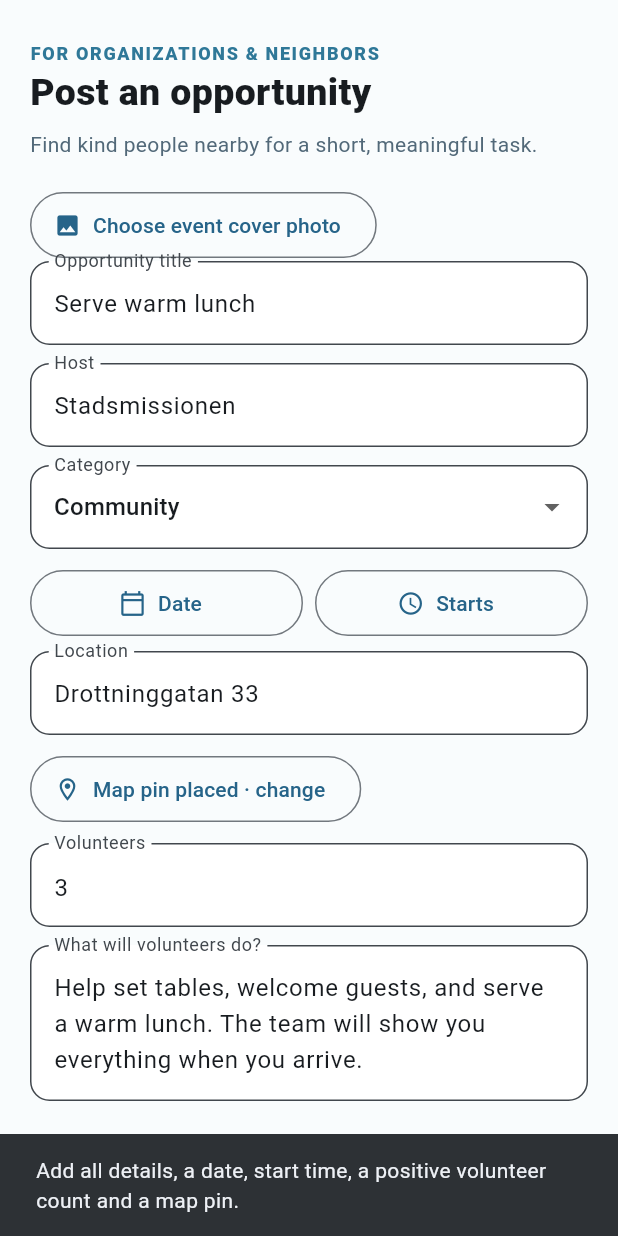
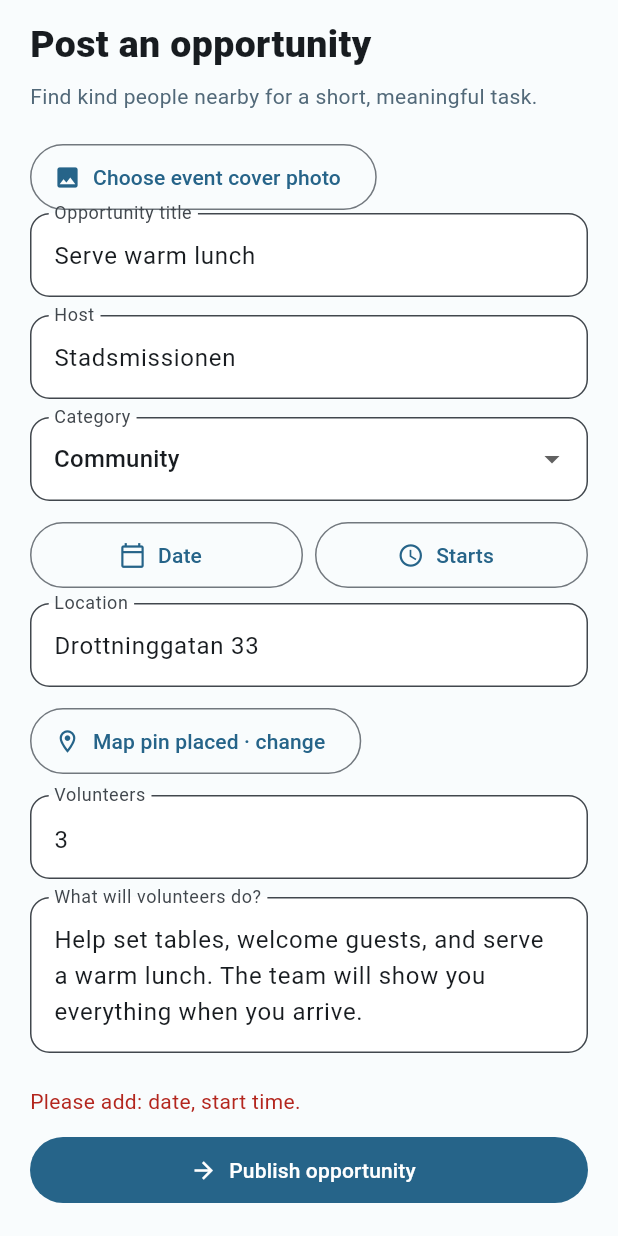
Before and after one commit to Margarida-Lourenco/Mobile-Computing, a Flutter app: the PostOpportunitySheet widget shown alone on an empty page, opened directly with sample values from the repository, scrolled down 43 dp, after a tap on "Publish opportunity", on a phone screen of 412 x 824 dp. Run offline on Flutter 3.47's test engine with Material 3 defaults, Android fonts, the phone set to English and light mode, and no system bars; our stand-ins replace cloud_firestore, firebase_auth, firebase_core, firebase_storage, flutter_map, geolocator and 2 more; accounts and stored records are empty; Roboto replaces fonts that are missing (Arial).

Commit message:
Fix publish

```diff
--- a/my_app/lib/theme/app_theme.dart
+++ b/my_app/lib/theme/app_theme.dart
@@ -21,6 +21,7 @@ class AppFonts {
 }
 
 class AppColors {
+  static const error = Color(0xFFB3261E);
   static const white = Colors.white;
   static const transparent = Colors.transparent;
   static const grey = Colors.grey;
@@ -96,6 +97,8 @@ BoxDecoration appCardDecoration() {
 }
 
 class AppTextStyles {
+  static const formError =
+      TextStyle(color: AppColors.error, fontSize: AppFonts.body);
   static const brandTitle =
       TextStyle(fontSize: AppFonts.brand, fontWeight: AppFonts.bold);
   static const captionAccentBold = TextStyle(
--- a/my_app/lib/widgets/sheets/post_opportunity_sheet.dart
+++ b/my_app/lib/widgets/sheets/post_opportunity_sheet.dart
@@ -1,4 +1,6 @@
+import 'dart:async';
 import 'package:flutter/material.dart';
+import 'package:firebase_core/firebase_core.dart';
 import 'package:image_picker/image_picker.dart';
 import 'package:latlong2/latlong.dart';
 import '../../screens/pick_location_screen.dart';
@@ -35,6 +37,9 @@ class _PostOpportunitySheetState extends State<PostOpportunitySheet> {
   late final String draftId;
   XFile? photo;
   bool busy = false;
+  bool slowSave = false;
+  Timer? saveTimer;
+  final submitArea = GlobalKey();
   String? error;
   @override
   void initState() {
@@ -65,6 +70,7 @@ class _PostOpportunitySheetState extends State<PostOpportunitySheet> {
 
   @override
   void dispose() {
+    saveTimer?.cancel();
     title.dispose();
     organization.dispose();
     place.dispose();
@@ -127,7 +133,6 @@ class _PostOpportunitySheetState extends State<PostOpportunitySheet> {
                           },
                     icon: const Icon(Icons.photo),
                     label: const Text('Choose event cover photo')),
-                if (error != null) Text(error!),
                 _field(
                     'Opportunity title', title, 'e.g. Pack weekend food bags'),
                 _field('Host', organization, 'Your name or organization'),
@@ -198,14 +203,43 @@ class _PostOpportunitySheetState extends State<PostOpportunitySheet> {
                   3,
                 ),
                 const SizedBox(height: 10),
+                Column(
+                    key: submitArea,
+                    crossAxisAlignment: CrossAxisAlignment.stretch,
+                    children: [
+                      if (error != null)
+                        Padding(
+                            padding:
+                                const EdgeInsets.only(bottom: AppSpacing.s12),
+                            child: Semantics(
+                                liveRegion: true,
+                                child: Text(error!,
+                                    key: const ValueKey('publishError'),
+                                    style: AppTextStyles.formError))),
+                      if (busy)
+                        Padding(
+                            padding:
+                                const EdgeInsets.only(bottom: AppSpacing.s12),
+                            child: Text(
+                                slowSave
+                                    ? 'Still waiting for Firebase. Check your internet connection. Your save is still in progress.'
+                                    : 'Saving your opportunity…',
+                                style: AppTextStyles.bodyMuted)),
                       SizedBox(
                         width: double.infinity,
                         child: FilledButton.icon(
                           onPressed: busy ? null : _publish,
-                    icon: const Icon(Icons.arrow_forward),
-                    label: const Text('Publish opportunity'),
+                          icon: busy
+                              ? const SizedBox(
+                                  width: 18,
+                                  height: 18,
+                                  child:
+                                      CircularProgressIndicator(strokeWidth: 2))
+                              : const Icon(Icons.arrow_forward),
+                          label: Text(busy ? 'Saving…' : 'Publish opportunity'),
                         ),
                       ),
+                    ]),
               ],
             ),
           ),
@@ -259,17 +293,30 @@ class _PostOpportunitySheetState extends State<PostOpportunitySheet> {
   }
 
   Future<void> _publish() async {
-    if (title.text.trim().isEmpty ||
-        organization.text.trim().isEmpty ||
-        place.text.trim().isEmpty ||
-        description.text.trim().isEmpty ||
-        mapPoint == null ||
-        date == null ||
-        start == null ||
-        (int.tryParse(spots.text) ?? 0) <= 0) {
-      ScaffoldMessenger.of(context).showSnackBar(const SnackBar(
-          content: Text(
-              'Add all details, a date, start time, a positive volunteer count and a map pin.')));
+    if (busy) return;
+    FocusScope.of(context).unfocus();
+    final missing = <String>[
+      if (title.text.trim().isEmpty) 'title',
+      if (organization.text.trim().isEmpty) 'Host',
+      if (place.text.trim().isEmpty) 'location',
+      if (description.text.trim().isEmpty) 'description',
+      if (date == null) 'date',
+      if (start == null) 'start time',
+      if (mapPoint == null) 'map pin (choose Use this location)',
+      if ((int.tryParse(spots.text) ?? 0) <= 0 ||
+          (int.tryParse(spots.text) ?? 0) > 10000)
+        'volunteer count between 1 and 10000',
+    ];
+    if (missing.isNotEmpty) {
+      setState(() => error = 'Please add: ${missing.join(', ')}.');
+      revealSubmitArea();
+      return;
+    }
+    if (title.text.trim().length > 200 ||
+        description.text.trim().length > 10000) {
+      setState(() => error =
+          'Keep the title within 200 characters and the description within 10000 characters.');
+      revealSubmitArea();
       return;
     }
 
@@ -294,7 +341,18 @@ class _PostOpportunitySheetState extends State<PostOpportunitySheet> {
       longitude: mapPoint!.longitude,
     );
 
-    setState(() => busy = true);
+    setState(() {
+      busy = true;
+      error = null;
+      slowSave = false;
+    });
+    revealSubmitArea();
+    saveTimer = Timer(const Duration(seconds: 10), () {
+      if (mounted && busy) {
+        setState(() => slowSave = true);
+        revealSubmitArea();
+      }
+    });
     try {
       await widget.onSave(opportunity, photo);
       if (!mounted) return;
@@ -302,10 +360,38 @@ class _PostOpportunitySheetState extends State<PostOpportunitySheet> {
       widget.onPublished(opportunity);
       Navigator.pop(context);
     } catch (e) {
-      if (mounted) setState(() => error = 'Could not publish: $e');
+      if (mounted) {
+        setState(() => error = publishError(e));
+        revealSubmitArea();
+      }
     } finally {
+      saveTimer?.cancel();
       if (mounted) setState(() => busy = false);
     }
+  }
+
+  void revealSubmitArea() {
+    WidgetsBinding.instance.addPostFrameCallback((_) {
+      final target = submitArea.currentContext;
+      if (mounted && target != null) {
+        Scrollable.ensureVisible(target,
+            duration: const Duration(milliseconds: 200), alignment: 1);
+      }
+    });
+  }
+
+  String publishError(Object error) {
+    if (error is FirebaseException) {
+      if (error.code == 'permission-denied' || error.code == 'unauthorized') {
+        return 'Firebase rejected the save. Check that you are signed in and the latest Firestore rules are published. If you selected a photo, check Storage setup and permissions. (${error.code})';
+      }
+      if (error.code == 'unavailable' ||
+          error.code == 'network-request-failed') {
+        return 'Could not reach Firebase. Check your internet connection and try again. (${error.code})';
+      }
+      return 'Could not publish: ${error.message ?? error.code} (${error.code})';
+    }
+    return 'Could not publish: $error';
   }
 
   String _month(int month) {
```
Also changed, not shown: 3 other files. Lines whose indentation alone changed are shown as unchanged.
